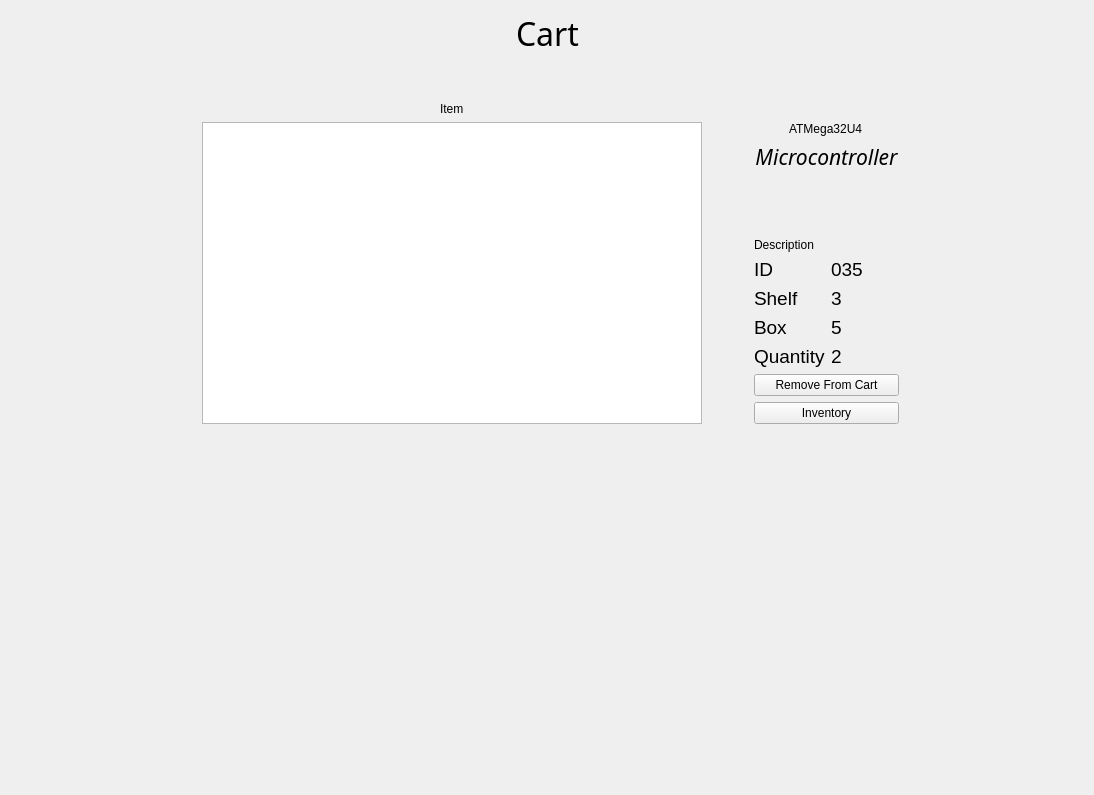
The window that cart.ui (arc-bphc/sims-gui) describes before a commit, drawn with Qt 5.
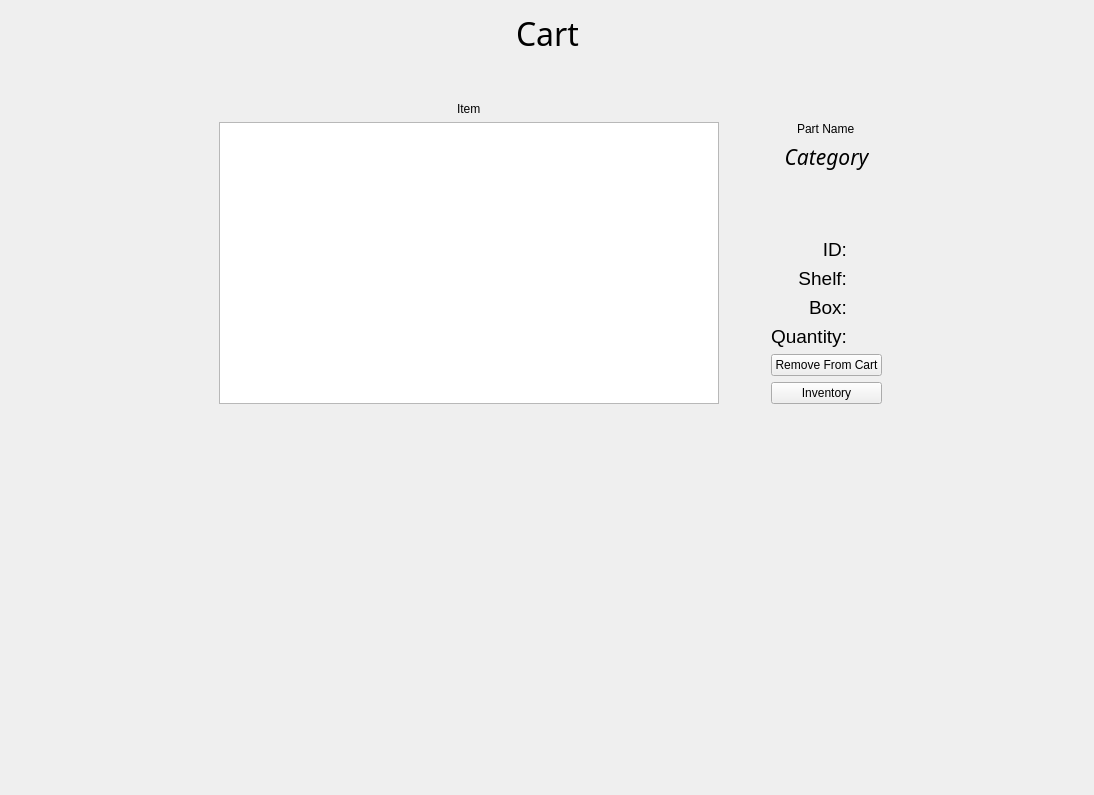
The same window after the commit. Icons and pictures are not drawn.

Patch:
```diff
--- a/cart.ui
+++ b/cart.ui
@@ -49,6 +49,23 @@
      </item>
      <item row="3" column="3">
       <layout class="QGridLayout" name="gridLayout">
+       <item row="7" column="0">
+        <widget class="QLabel" name="label_12">
+         <property name="font">
+          <font>
+           <pointsize>14</pointsize>
+           <weight>50</weight>
+           <bold>false</bold>
+          </font>
+         </property>
+         <property name="text">
+          <string>Quantity:</string>
+         </property>
+         <property name="alignment">
+          <set>Qt::AlignRight|Qt::AlignTrailing|Qt::AlignVCenter</set>
+         </property>
+        </widget>
+       </item>
        <item row="2" column="0" colspan="2">
         <spacer name="verticalSpacer_3">
          <property name="orientation">
@@ -68,25 +85,11 @@
           <string notr="true">font: 20pt &quot;Noto Sans&quot;;</string>
          </property>
          <property name="text">
-          <string>ATMega32U4</string>
+          <string>Part Name</string>
          </property>
         </widget>
        </item>
-       <item row="8" column="0">
-        <widget class="QLabel" name="label_12">
-         <property name="font">
-          <font>
-           <pointsize>14</pointsize>
-           <weight>50</weight>
-           <bold>false</bold>
-          </font>
-         </property>
-         <property name="text">
-          <string>Quantity</string>
-         </property>
-        </widget>
-       </item>
-       <item row="9" column="0" colspan="2">
+       <item row="8" column="0" colspan="2">
         <widget class="QPushButton" name="removeCartButton">
          <property name="focusPolicy">
           <enum>Qt::NoFocus</enum>
@@ -96,47 +99,7 @@
          </property>
         </widget>
        </item>
-       <item row="5" column="0">
-        <widget class="QLabel" name="label_3">
-         <property name="font">
-          <font>
-           <pointsize>14</pointsize>
-           <weight>50</weight>
-           <bold>false</bold>
-          </font>
-         </property>
-         <property name="text">
-          <string>ID</string>
-         </property>
-        </widget>
-       </item>
        <item row="5" column="1">
-        <widget class="QLabel" name="partID">
-         <property name="font">
-          <font>
-           <pointsize>14</pointsize>
-          </font>
-         </property>
-         <property name="text">
-          <string>035</string>
-         </property>
-        </widget>
-       </item>
-       <item row="7" column="0">
-        <widget class="QLabel" name="label_5">
-         <property name="font">
-          <font>
-           <pointsize>14</pointsize>
-           <weight>50</weight>
-           <bold>false</bold>
-          </font>
-         </property>
-         <property name="text">
-          <string>Box</string>
-         </property>
-        </widget>
-       </item>
-       <item row="6" column="1">
         <widget class="QLabel" name="partShelf">
          <property name="font">
           <font>
@@ -144,23 +107,11 @@
           </font>
          </property>
          <property name="text">
-          <string>3</string>
+          <string/>
          </property>
         </widget>
        </item>
-       <item row="8" column="1">
-        <widget class="QLabel" name="partQty">
-         <property name="font">
-          <font>
-           <pointsize>14</pointsize>
-          </font>
-         </property>
-         <property name="text">
-          <string>2</string>
-         </property>
-        </widget>
-       </item>
-       <item row="6" column="0">
+       <item row="5" column="0">
         <widget class="QLabel" name="label_4">
          <property name="font">
           <font>
@@ -170,19 +121,49 @@
           </font>
          </property>
          <property name="text">
-          <string>Shelf</string>
+          <string>Shelf:</string>
+         </property>
+         <property name="alignment">
+          <set>Qt::AlignRight|Qt::AlignTrailing|Qt::AlignVCenter</set>
+         </property>
+        </widget>
+       </item>
+       <item row="6" column="0">
+        <widget class="QLabel" name="label_5">
+         <property name="font">
+          <font>
+           <pointsize>14</pointsize>
+           <weight>50</weight>
+           <bold>false</bold>
+          </font>
+         </property>
+         <property name="text">
+          <string>Box:</string>
+         </property>
+         <property name="alignment">
+          <set>Qt::AlignRight|Qt::AlignTrailing|Qt::AlignVCenter</set>
          </property>
         </widget>
        </item>
        <item row="7" column="1">
-        <widget class="QLabel" name="partBox">
+        <widget class="QLabel" name="partQty">
          <property name="font">
           <font>
            <pointsize>14</pointsize>
           </font>
          </property>
          <property name="text">
-          <string>5</string>
+          <string/>
+         </property>
+        </widget>
+       </item>
+       <item row="9" column="0" colspan="2">
+        <widget class="QPushButton" name="openInventory">
+         <property name="focusPolicy">
+          <enum>Qt::NoFocus</enum>
+         </property>
+         <property name="text">
+          <string>Inventory</string>
          </property>
         </widget>
        </item>
@@ -201,7 +182,31 @@
           <string notr="true">font: italic 16pt &quot;Noto Sans&quot;;</string>
          </property>
          <property name="text">
-          <string>&lt;html&gt;&lt;head/&gt;&lt;body&gt;&lt;p align=&quot;center&quot;&gt;&lt;span style=&quot; font-style:italic;&quot;&gt;Microcontroller&lt;/span&gt;&lt;/p&gt;&lt;/body&gt;&lt;/html&gt;</string>
+          <string>&lt;html&gt;&lt;head/&gt;&lt;body&gt;&lt;p align=&quot;center&quot;&gt;&lt;span style=&quot; font-style:italic;&quot;&gt;Category&lt;/span&gt;&lt;/p&gt;&lt;/body&gt;&lt;/html&gt;</string>
+         </property>
+        </widget>
+       </item>
+       <item row="4" column="1">
+        <widget class="QLabel" name="partID">
+         <property name="font">
+          <font>
+           <pointsize>14</pointsize>
+          </font>
+         </property>
+         <property name="text">
+          <string/>
+         </property>
+        </widget>
+       </item>
+       <item row="6" column="1">
+        <widget class="QLabel" name="partBox">
+         <property name="font">
+          <font>
+           <pointsize>14</pointsize>
+          </font>
+         </property>
+         <property name="text">
+          <string/>
          </property>
         </widget>
        </item>
@@ -224,20 +229,20 @@
          </property>
         </widget>
        </item>
-       <item row="10" column="0" colspan="2">
-        <widget class="QPushButton" name="openInventory">
-         <property name="focusPolicy">
-          <enum>Qt::NoFocus</enum>
+       <item row="4" column="0">
+        <widget class="QLabel" name="label_3">
+         <property name="font">
+          <font>
+           <pointsize>14</pointsize>
+           <weight>50</weight>
+           <bold>false</bold>
+          </font>
          </property>
          <property name="text">
-          <string>Inventory</string>
+          <string>ID:</string>
          </property>
-        </widget>
-       </item>
-       <item row="4" column="0" colspan="2">
-        <widget class="QLabel" name="label">
-         <property name="text">
-          <string>Description</string>
+         <property name="alignment">
+          <set>Qt::AlignRight|Qt::AlignTrailing|Qt::AlignVCenter</set>
          </property>
         </widget>
        </item>
```
Left out of the diff: 2 changed lines with no effect on the pictures.
